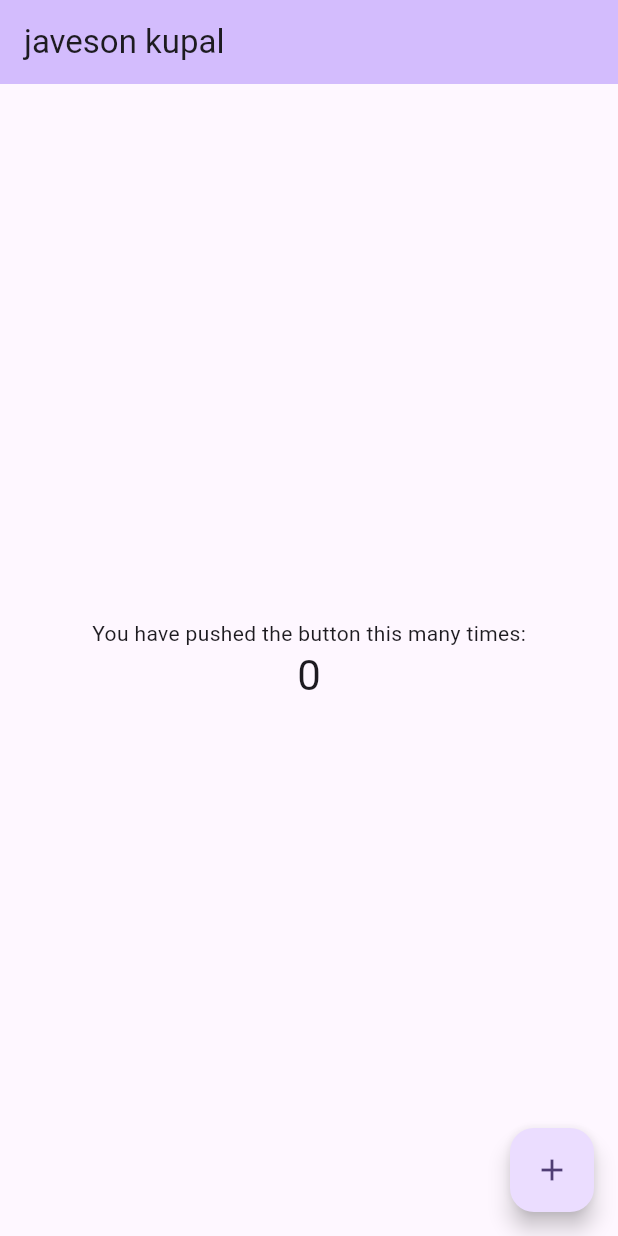
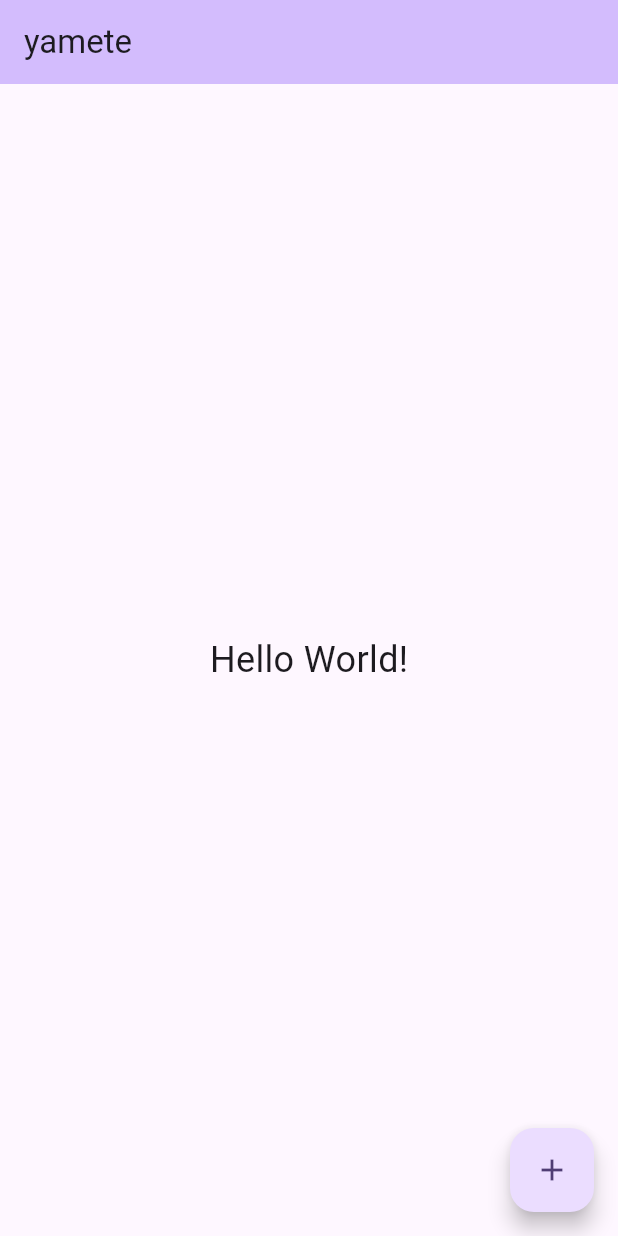
Before and after one commit to Rokyroma/programming_nc4, a Flutter app: the screen it shows after launch, on a phone screen of 412 x 824 dp. Run offline on Flutter 3.47's test engine with Material 3 defaults, Android fonts, the phone set to English and light mode, and no system bars.

Commit message:
feat(main.dart): add Hello World! centered text

```diff
--- a/lib/main.dart
+++ b/lib/main.dart
@@ -32,7 +32,7 @@ class MyApp extends StatelessWidget {
         colorScheme: ColorScheme.fromSeed(seedColor: Colors.deepPurple),
         useMaterial3: true,
       ),
-      home: const MyHomePage(title: 'javeson kupal'),
+      home: const MyHomePage(title: 'yamete'),
     );
   }
 }
@@ -88,34 +88,9 @@ class _MyHomePageState extends State<MyHomePage> {
         title: Text(widget.title),
       ),
       body: Center(
-        // Center is a layout widget. It takes a single child and positions it
-        // in the middle of the parent.
-        child: Column(
-          // Column is also a layout widget. It takes a list of children and
-          // arranges them vertically. By default, it sizes itself to fit its
-          // children horizontally, and tries to be as tall as its parent.
-          //
-          // Column has various properties to control how it sizes itself and
-          // how it positions its children. Here we use mainAxisAlignment to
-          // center the children vertically; the main axis here is the vertical
-          // axis because Columns are vertical (the cross axis would be
-          // horizontal).
-          //
-          // TRY THIS: Invoke "debug painting" (choose the "Toggle Debug Paint"
-          // action in the IDE, or press "p" in the console), to see the
-          // wireframe for each widget.
-          mainAxisAlignment: MainAxisAlignment.center,
-          children: <Widget>[
-            const Text(
-              'You have pushed the button this many times:',
-            ),
-            Text(
-              '$_counter',
-              style: Theme.of(context).textTheme.headlineMedium,
-            ),
-          ],
-        ),
-      ),
+        child: Text('Hello World!', style: TextStyle(fontSize: 24),),
+),
+
       floatingActionButton: FloatingActionButton(
         onPressed: _incrementCounter,
         tooltip: 'Increment',
```
